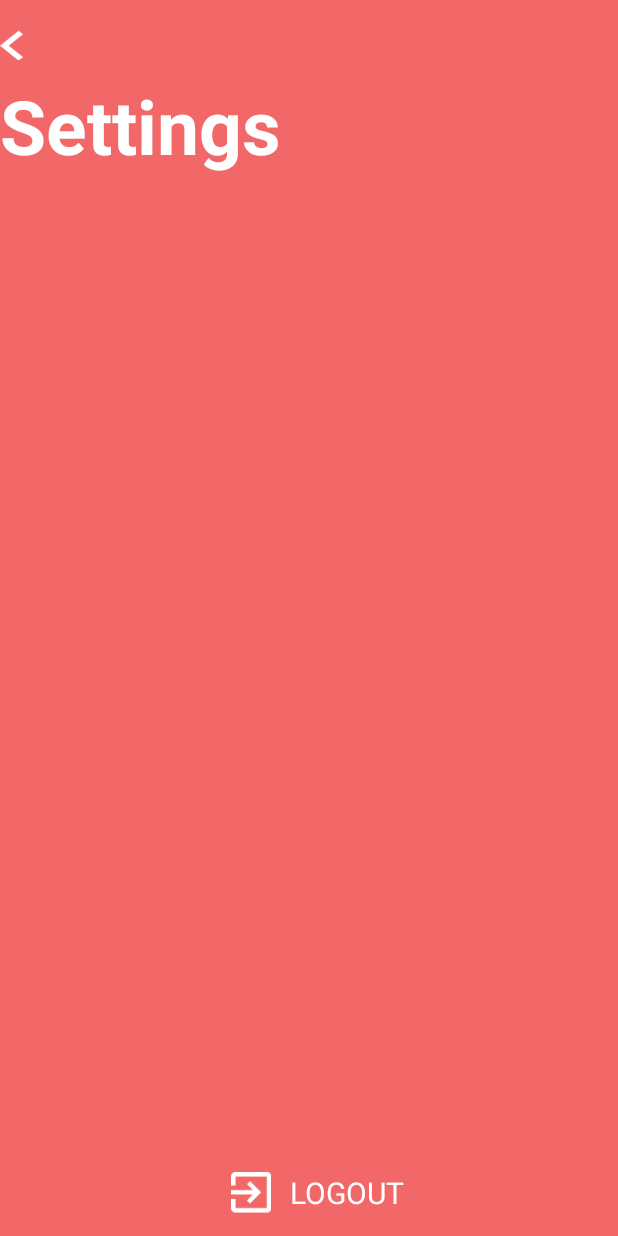
After one commit to nappalion/ProducTIV, an Android app: the SettingsActivity screen opened directly, with no data from a screen before it, on a phone screen of 412 x 824 dp. The commit adds this screen. Run offline under Robolectric (Android 15) with nearby library versions, the light colour scheme and no system bars; our stand-ins replace Firebase (no records; nobody signed in at launch, a user with empty details on screens opened directly); Roboto replaces fonts that are not available here.

Commit message:
Add Settings activity and log out button

```diff
--- a/app/src/main/AndroidManifest.xml
+++ b/app/src/main/AndroidManifest.xml
@@ -9,6 +9,9 @@
         android:roundIcon="@mipmap/ic_launcher_round"
         android:supportsRtl="true"
         android:theme="@style/Theme.ProducTIV">
+        <activity
+            android:name=".SettingsActivity"
+            android:exported="false" />
         <activity
             android:name=".SignupActivity"
             android:exported="false" />
--- /dev/null
+++ b/app/src/main/java/com/example/productiv/SettingsActivity.java
@@ -0,0 +1,52 @@
+package com.example.productiv;
+
+import androidx.appcompat.app.AppCompatActivity;
+
+import android.content.Intent;
+import android.os.Bundle;
+import android.util.Log;
+import android.view.View;
+import android.widget.ImageView;
+import android.widget.LinearLayout;
+
+import com.google.firebase.auth.FirebaseAuth;
+
+public class SettingsActivity extends AppCompatActivity {
+
+    LinearLayout layoutLogout;
+    ImageView ivBack;
+
+    @Override
+    protected void onCreate(Bundle savedInstanceState) {
+        super.onCreate(savedInstanceState);
+        setContentView(R.layout.activity_settings);
+
+        layoutLogout = findViewById(R.id.layoutLogout);
+        ivBack = findViewById(R.id.ivBack);
+
+        layoutLogout.setOnClickListener(new View.OnClickListener() {
+            @Override
+            public void onClick(View v) {
+                FirebaseAuth.getInstance().signOut();
+                goLoginActivity();
+            }
+        });
+
+        ivBack.setOnClickListener(new View.OnClickListener() {
+            @Override
+            public void onClick(View v) {
+                goMainActivity();
+            }
+        });
+    }
+
+    public void goMainActivity() {
+        Intent i = new Intent(SettingsActivity.this, MainActivity.class);
+        startActivity(i);
+    }
+
+    public void goLoginActivity() {
+        Intent i = new Intent(SettingsActivity.this, LoginActivity.class);
+        startActivity(i);
+    }
+}
--- a/app/src/main/java/com/example/productiv/SignupActivity.java
+++ b/app/src/main/java/com/example/productiv/SignupActivity.java
@@ -54,6 +54,10 @@ public class SignupActivity extends AppCompatActivity {
         btnSignup.setOnClickListener(new View.OnClickListener() {
             @Override
             public void onClick(View v) {
+                if (etEmail.getText().toString() != null
+                        && etPassword.getText().toString() != null
+                        && !etEmail.getText().toString().equals("")
+                        && !etPassword.getText().toString().equals("")) {
                     if (isValid(etEmail.getText().toString())
                             && etPassword.getText().toString().equals(etVerifyPassword.getText().toString())) {
                         //  Create account
@@ -61,6 +65,7 @@ public class SignupActivity extends AppCompatActivity {
                     }
                     else {
                         Toast.makeText(getApplicationContext(), "Passwords do not match", Toast.LENGTH_SHORT).show();
+                    }
                 }
             }
         });
--- /dev/null
+++ b/app/src/main/res/layout/activity_settings.xml
@@ -0,0 +1,53 @@
+<?xml version="1.0" encoding="utf-8"?>
+<RelativeLayout xmlns:android="http://schemas.android.com/apk/res/android"
+    xmlns:app="http://schemas.android.com/apk/res-auto"
+    xmlns:tools="http://schemas.android.com/tools"
+    android:layout_width="match_parent"
+    android:layout_height="match_parent"
+    tools:context=".SettingsActivity"
+    android:background="@color/light_red" >
+
+    <ImageView
+        android:id="@+id/ivBack"
+        android:layout_width="15sp"
+        android:layout_height="20sp"
+        android:layout_marginTop="20sp"
+        android:layout_marginBottom="10sp"
+        android:background="@drawable/back_icon" />
+
+    <TextView
+        android:id="@+id/tvHeading"
+        android:layout_width="wrap_content"
+        android:layout_height="wrap_content"
+        android:layout_below="@+id/ivBack"
+        android:text="Settings"
+        android:textColor="@color/white"
+        android:textSize="50sp"
+        android:textStyle="bold" />
+
+    <LinearLayout
+        android:id="@+id/layoutLogout"
+        android:layout_width="wrap_content"
+        android:layout_height="wrap_content"
+        android:layout_centerHorizontal="true"
+        android:layout_alignParentBottom="true"
+        android:layout_marginBottom="15sp">
+
+        <ImageView
+            android:id="@+id/ivLogout"
+            android:layout_width="wrap_content"
+            android:layout_height="match_parent"
+            android:src="@drawable/logout_icon"/>
+
+        <TextView
+            android:id="@+id/tvLogout"
+            android:layout_width="wrap_content"
+            android:layout_height="wrap_content"
+            android:textColor="@color/white"
+            android:text="LOGOUT"
+            android:textSize="20sp" />
+
+    </LinearLayout>
+
+
+</RelativeLayout>
```
Also changed, not shown: app/src/main/java/com/example/productiv/LoginActivity.java (+9 -1 lines), app/src/main/java/com/example/productiv/MainActivity.java (+20 -0 lines), app/src/main/res/layout/activity_main.xml (+14 -10 lines), app/src/main/res/drawable/logout_icon.png (added), app/src/main/res/drawable/settings_icon.png (added). Lines whose indentation alone changed are shown as unchanged.
